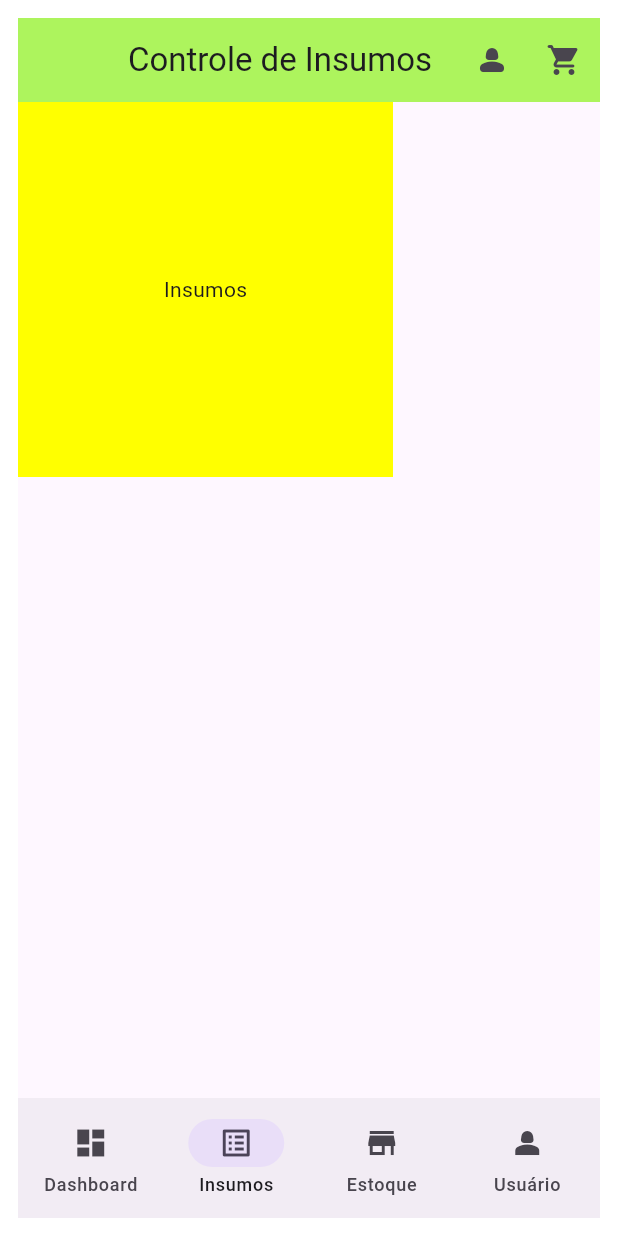
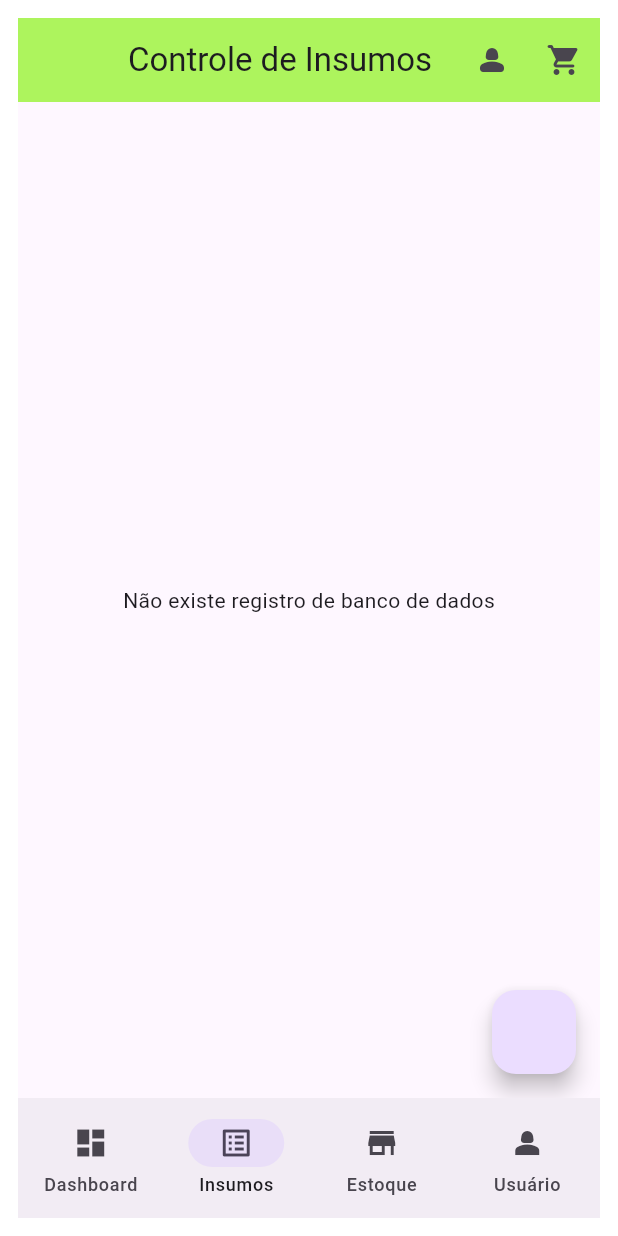
Before and after one commit to Yuri-Shift/projeto-programacao-dispositivos-moveis, a Flutter app: the screen it shows after launch, item 2 of the bottom bar chosen, on a phone screen of 412 x 824 dp. Run offline on Flutter 3.47's test engine with Material 3 defaults, Android fonts, the phone set to English and light mode, and no system bars; our stand-ins replace sqflite; accounts and stored records are empty.

Commit message:
Update aula 26-02-26 changes

```diff
--- /dev/null
+++ b/lib/insumos/mvvm/insumos_view_model.dart
@@ -0,0 +1,36 @@
+import 'package:flutter/material.dart';
+import 'package:tecsis/insumos/models/insumos.dart';
+import 'package:tecsis/insumos/servicos/insumos_servicos.dart';
+
+class InsumosViewModel extends ChangeNotifier {
+  //criando a instância do serviço (insumos)
+  //método construtor da classe
+  InsumosServicos _insumosServicos = InsumosServicos();
+
+  //variável utilizando para armazenar a lista de dados vindo do banco de dados
+  List<Insumos> _insumos = [];
+
+  //método construtor da classe
+  InsumosViewModel() {
+    _obterInsumos();
+  }
+
+  //método para integrar com o método da classe InsumosServicos
+  Future<bool> inserirInsumo(Insumos insumo) async {
+    try {
+      await _insumosServicos.inserirInsumo(insumo);
+      _obterInsumos();
+      return Future.value(true);
+    } catch (e) {
+      return Future.value(false);
+    }
+  }
+
+  //método que estará disponível externamente
+  List<Insumos> get insumos => _insumos;
+
+  Future<void> _obterInsumos() async {
+    _insumos = await _insumosServicos.obterInsumos();
+    notifyListeners();
+  }
+}
--- /dev/null
+++ b/lib/insumos/pages/insumos_list_page.dart
@@ -0,0 +1,35 @@
+import 'package:flutter/material.dart';
+import 'package:provider/provider.dart';
+import 'package:tecsis/insumos/models/insumos.dart';
+import 'package:tecsis/insumos/mvvm/insumos_view_model.dart';
+import 'package:tecsis/insumos/servicos/insumos_add_page.dart';
+
+class InsumosListPage extends StatelessWidget {
+  const InsumosListPage({super.key});
+
+  @override
+  Widget build(BuildContext context) {
+    return Scaffold(
+      floatingActionButton: FloatingActionButton(
+        onPressed: () {
+          Navigator.of(
+            context,
+          ).push(MaterialPageRoute(builder: (context) => InsumosAddPage()));
+        },
+      ),
+      body: Consumer<InsumosViewModel>(
+        builder: (context, viewModel, child) {
+          if (viewModel.insumos.isEmpty) {
+            return Center(
+              child: Container(
+                child: Text('Não existe registro de banco de dados'),
+              ),
+            );
+          } else {
+            return Container(color: Colors.blue);
+          }
+        },
+      ),
+    );
+  }
+}
--- a/lib/insumos/pages/insumos_page.dart
+++ /dev/null
@@ -1,15 +0,0 @@
-import 'package:flutter/material.dart';
-
-class InsumosPage extends StatelessWidget {
-  const InsumosPage({super.key});
-
-  @override
-  Widget build(BuildContext context) {
-    return Container(
-      width: 250,
-      height: 250,
-      color: Colors.yellowAccent,
-      child: const Center(child: Text('Insumos')),
-    );
-  }
-}
--- a/lib/insumos/servicos/insumos_servicos.dart
+++ b/lib/insumos/servicos/insumos_servicos.dart
@@ -1,22 +1,31 @@
 import 'dart:io';
 
-import 'package';
+import 'package:path/path.dart';
 // precisa importar o path na linha acima
 import 'package:sqflite/sqflite.dart';
 import 'package:path_provider/path_provider.dart';
+import 'package:tecsis/insumos/models/insumos.dart';
 
 class InsumosServicos {
+  //define um construtor interno para ser usado somente dentro
+  //da classe ou nos seus conteúdos dependentes
+  //(contendos bibliotecas, por exemplo)
+  InsumosServicos.internal();
+  //disponibiliza uma instância única (implementa o padrão singleton)
+  static final InsumosServicos _instancia = InsumosServicos.internal();
+  //fabrica/constrói a instância única
+  factory InsumosServicos() => _instancia;
+  //cria o objeto a partir da superclasse Database
   static Database? _dados;
 
   Future<Database> _iniciarDados() async {
-    Directory directory = await getApplicationDocumentsDirectory(
-      String path = joindirectory.path, 'insumos.db' );
-      return await openDatabase(path, version: 1, onCreate: _criarDB);
+    Directory directory = await getApplicationDocumentsDirectory();
+    String path = join(directory.path, 'insumos.db');
+    return await openDatabase(path, version: 1, onCreate: _criarDB);
   }
 
   Future<void> _criarDB(Database db, int version) async {
-    await db.execute(
-      '''
+    await db.execute('''
       CREATE TABLE insumos(
         id INTEGER PRIMARY KEY AUTOINCREMENT,
         nome TEXT,
@@ -25,8 +34,37 @@ class InsumosServicos {
         categoria TEXT,
         unidadeMedida TEXT
       )
-    '''
-  );
+    ''');
+  }
+
+  // método para retornar a instância da base de dados
+  Future<Database> get dados async {
+    if (_dados != null) return _dados!;
+    _dados = await _iniciarDados();
+    return _dados!;
+  }
+
+  // método para inserir dados no bando de dados
+  Future<int> inserirInsumo(Insumos insumo) async {
+    Database db = await dados;
+    return await db.insert(
+      'insumos',
+      insumo.toMap(),
+      conflictAlgorithm: ConflictAlgorithm.replace,
+    );
+  }
+
+  //método para obter dados do sqlite
+  Future<List<Insumos>> obterInsumos() async {
+    Database db = await dados;
+    List<Map<String, dynamic>> maps = await db.query('insumos');
+    return List.generate(maps.length, (i) {
+      return Insumos.fromMap(maps[i]);
+    });
+  }
+
+  Future close() async {
+    var db = await dados;
+    db.close();
+  }
 }
-
-}
--- a/lib/main.dart
+++ b/lib/main.dart
@@ -1,4 +1,6 @@
 import 'package:flutter/material.dart';
+import 'package:provider/provider.dart';
+import 'package:tecsis/insumos/mvvm/insumos_view_model.dart';
 import 'package:tecsis/mainpage/main_page.dart';
 
 void main() {
@@ -11,11 +13,14 @@ class MyApp extends StatelessWidget {
   // This widget is the root of your application.
   @override
   Widget build(BuildContext context) {
-    return MaterialApp(
-      debugShowCheckedModeBanner: false,
-      title: 'Flutter Demo',
-      theme: ThemeData(colorScheme: .fromSeed(seedColor: Colors.deepPurple)),
-      home: const MainPage(),
+    return ChangeNotifierProvider(
+      create: (context) => InsumosViewModel(),
+      child: MaterialApp(
+        debugShowCheckedModeBanner: false,
+        title: 'Flutter Demo',
+        theme: ThemeData(colorScheme: .fromSeed(seedColor: Colors.deepPurple)),
+        home: const MainPage(),
+      ),
     );
   }
 }
--- a/lib/mainpage/main_page.dart
+++ b/lib/mainpage/main_page.dart
@@ -1,7 +1,7 @@
 import 'package:flutter/material.dart';
 import 'package:tecsis/dashboard/pages/dashboard_page.dart';
 import 'package:tecsis/estoques/pages/estoque_page.dart';
-import 'package:tecsis/insumos/pages/insumos_page.dart';
+import 'package:tecsis/insumos/pages/insumos_list_page.dart';
 import 'package:tecsis/usuarios/pages/usuarios_page.dart';
 
 class MainPage extends StatefulWidget {
@@ -22,7 +22,7 @@ class _MainPageState extends State<MainPage> {
         child: Scaffold(
           body: [
             DashboardPage(),
-            InsumosPage(),
+            InsumosListPage(),
             EstoquePage(),
             UsuariosPage(),
           ][_index],
--- a/pubspec.yaml
+++ b/pubspec.yaml
@@ -33,6 +33,7 @@ dependencies:
     sdk: flutter
   path: ^1.9.1
   path_provider: ^2.1.5
+  provider: ^6.1.5+1
   sqflite: ^2.4.2
 
 dev_dependencies:
```
Also changed, not shown: lib/insumos/servicos/insumos_add_page.dart (added, +20 -0 lines), pubspec.lock, 1 other file.
